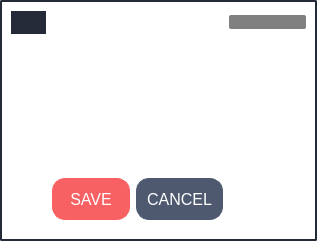
Before: the Qt Designer form src/client/gui/ui/texteditor_comment.ui in aleoli/Shared-Editor, drawn with Qt 5.
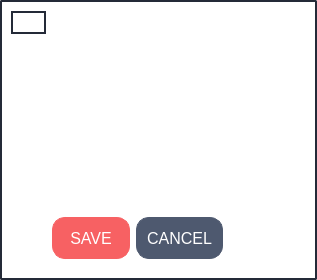
After: the same form once the commit is applied. Icons and pictures are not drawn.

```diff
--- a/src/client/gui/ui/texteditor_comment.ui
+++ b/src/client/gui/ui/texteditor_comment.ui
@@ -7,7 +7,7 @@
     <x>0</x>
     <y>0</y>
     <width>317</width>
-    <height>241</height>
+    <height>280</height>
    </rect>
   </property>
   <property name="windowTitle">
@@ -41,7 +41,9 @@
       <string notr="true">border: 0px solid none;
 color: #4e596f;
 margin-left: 0em;
-font: 15px;</string>
+font: 15px;
+background: none;
+border-image: white  0 0 0 0 stretch stretch;</string>
      </property>
      <property name="text">
       <string/>
@@ -108,9 +110,10 @@
      </property>
      <property name="styleSheet">
       <string notr="true">QPushButton {
-background: #242a38;
 border: 2px solid #242a38;
 border-radius: 17px;
+background: none;
+border-image: white  0 0 0 0 stretch stretch;
 }
 
 QPushButton:focus {
@@ -155,7 +158,9 @@
       <string notr="true">border: 0px solid none;
 color: #242A38;
 margin-right: 2em;
-font-size: 17px;</string>
+font-size: 17px;
+background: white;
+border-image: white  0 0 0 0 stretch stretch;</string>
      </property>
      <property name="plainText">
       <string/>
@@ -229,8 +234,8 @@
       <string notr="true">QPushButton {
 margin-bottom:0px;
 border: none;
-background: grey;
-border-image: rgba(255, 170, 0, 0)  0 0 0 0 stretch stretch;
+background: none;
+border-image: white  0 0 0 0 stretch stretch;
 }
 
 QPushButton:hover{
```
Left out of the diff: 6 changed lines with no effect on the pictures.
